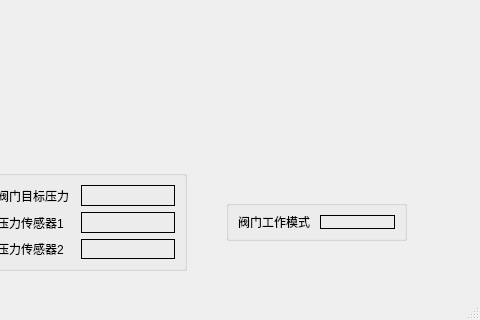
Above: mainwindow.ui from hx-hit/qt_serialport before the change; both pictures show x 494 to 974 and y 320 to 640 of the 974 by 640 pixel window. Below: the same form after it.
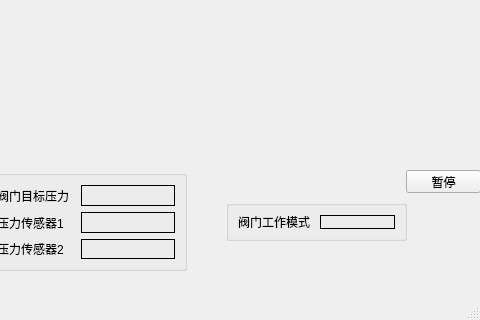
That is the form after the change. Icons and pictures are not drawn. Custom widgets are drawn as their Qt base class.

Commit message: 添加了暂停和缩放功能

```diff
--- a/mainwindow.ui
+++ b/mainwindow.ui
@@ -529,6 +529,19 @@
      </item>
     </layout>
    </widget>
+   <widget class="QPushButton" name="btn_stop">
+    <property name="geometry">
+     <rect>
+      <x>900</x>
+      <y>490</y>
+      <width>75</width>
+      <height>23</height>
+     </rect>
+    </property>
+    <property name="text">
+     <string>暂停</string>
+    </property>
+   </widget>
   </widget>
   <widget class="QMenuBar" name="menubar">
    <property name="geometry">
```
The commit also changes 5 other files.
